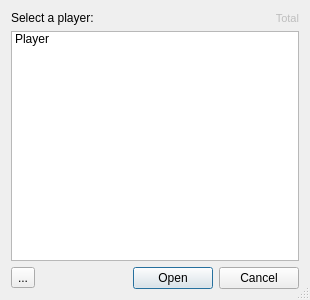
The window that starcheat/templates/OpenPlayer.ui (wizzomafizzo/starcheat) describes before a commit, drawn with Qt 5.
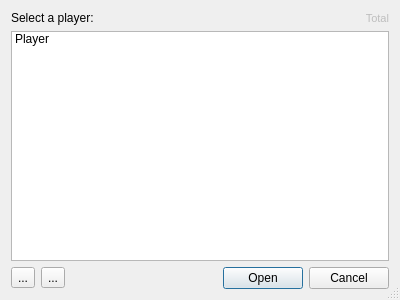
The same window after the commit. Icons and pictures are not drawn.

Commit message: Force refresh players button

The edit to the form file:
```diff
--- a/starcheat/templates/OpenPlayer.ui
+++ b/starcheat/templates/OpenPlayer.ui
@@ -6,7 +6,7 @@
    <rect>
     <x>0</x>
     <y>0</y>
-    <width>310</width>
+    <width>400</width>
     <height>300</height>
    </rect>
   </property>
@@ -98,6 +98,20 @@
        </property>
       </widget>
      </item>
+     <item>
+      <widget class="QToolButton" name="refresh_button">
+       <property name="toolTip">
+        <string>Refresh Players</string>
+       </property>
+       <property name="text">
+        <string>...</string>
+       </property>
+       <property name="icon">
+        <iconset resource="../resources.qrc">
+         <normaloff>:/starcheat/images/icons/glyphicons_halflings_030_refresh.png</normaloff>:/starcheat/images/icons/glyphicons_halflings_030_refresh.png</iconset>
+       </property>
+      </widget>
+     </item>
      <item>
       <spacer name="horizontalSpacer">
        <property name="orientation">
```
The commit also changes 1 other file.
